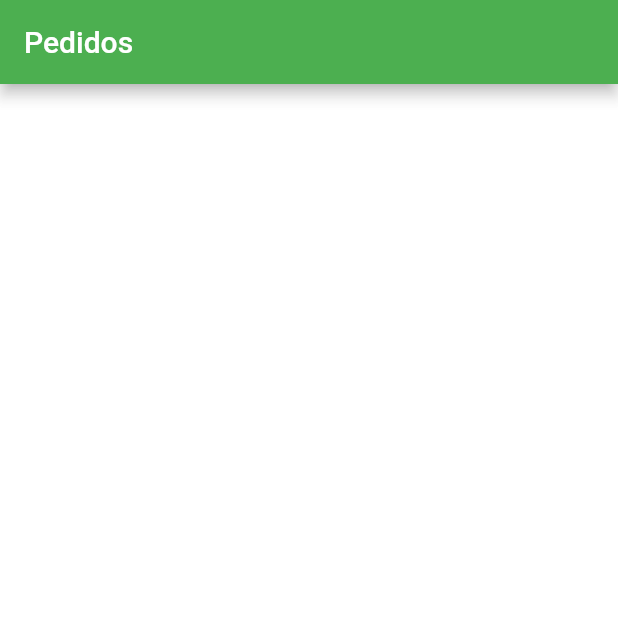
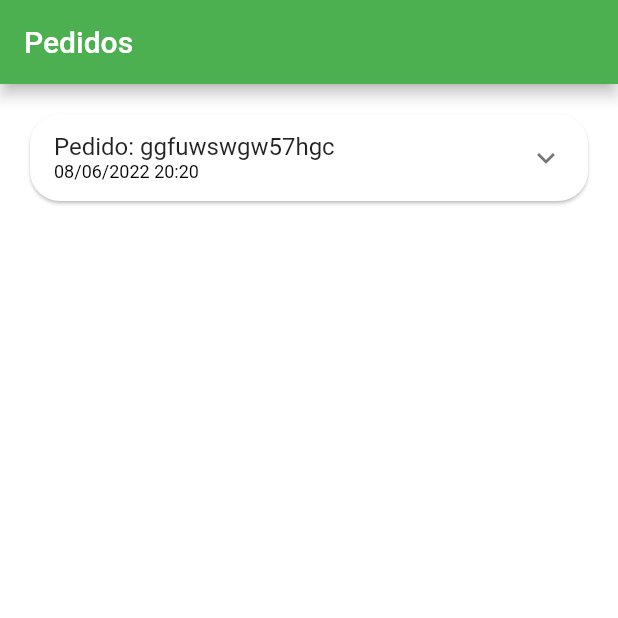
Before and after one commit to goncalveshigino/quitanda, a Flutter app: the OrderTab screen opened directly, on a phone screen of 412 x 824 dp, the top half of it. Run offline on Flutter 3.47's test engine with Material 2 defaults, Android fonts, the phone set to English and light mode, and no system bars; our stand-ins replace animated_text_kit, badges, mask_text_input_formatter.

Commit message:
FormatDateTime

```diff
--- a/lib/src/pages/order/components/order_tile.dart
+++ b/lib/src/pages/order/components/order_tile.dart
@@ -1,19 +1,46 @@
 
 import 'package:flutter/material.dart';
+import 'package:quitanda/src/services/utils_services.dart';
 
 import '../../../models/order_model.dart';
 
 
 class OrderTile extends StatelessWidget {
 
-  const OrderTile({Key? key, required this.order}) : super(key: key);
+  OrderTile({Key? key, required this.order}) : super(key: key);
 
   final OrderModel order;
+
+  final UtilsServices utilsServices = UtilsServices();
 
   @override
   Widget build(BuildContext context) {
     return Card(
-      child: ExpansionTile(title: const Text('Pedido )1')),
+      shape: RoundedRectangleBorder(
+        borderRadius: BorderRadius.circular(20)
+      ),
+      child: Theme(
+        data: Theme.of(context).copyWith(dividerColor: Colors.transparent ),
+        child: ExpansionTile(
+          title: Column(
+            mainAxisSize: MainAxisSize.min,
+            crossAxisAlignment: CrossAxisAlignment.start,
+            children: [
+              Text('Pedido: ${order.id}'),
+               Text(
+                utilsServices.formatDateTime(order.createdDateTime),
+                style: const TextStyle(
+                  fontSize: 12,
+                  color: Colors.black
+                ),
+              ),
+            ],
+          ),
+          children: [
+
+          ],
+          ),
+      ),
     );
   }
 }
--- a/lib/src/pages/order/order_tab.dart
+++ b/lib/src/pages/order/order_tab.dart
@@ -1,7 +1,8 @@
 import 'package:flutter/material.dart';
 import 'package:quitanda/src/config/app_data.dart' as appData;
+import 'package:quitanda/src/pages/order/components/order_tile.dart';
 
-import 'components/order_tile.dart';
+
 
 class OrderTab extends StatelessWidget {
   const OrderTab({Key? key}) : super(key: key);
@@ -15,8 +16,8 @@ class OrderTab extends StatelessWidget {
       body: ListView.separated(
         padding: const EdgeInsets.all(16),
         physics: const BouncingScrollPhysics(),
-        itemBuilder: (_, index) => const SizedBox(height: 10),
-        separatorBuilder: (_, index) => OrderTile(order: appData.orders[index]),
+        separatorBuilder: (_, index) => const SizedBox(height: 10),
+        itemBuilder: (_, index) => OrderTile(order: appData.orders[index]),
         itemCount: appData.orders.length,
       ),
     );
--- a/lib/src/services/utils_services.dart
+++ b/lib/src/services/utils_services.dart
@@ -1,4 +1,5 @@
 import 'package:intl/intl.dart';
+import 'package:intl/date_symbol_data_local.dart';
 
 class UtilsServices {
 
@@ -10,4 +11,12 @@ class UtilsServices {
     return numberFormat.format(price);
   }
 
+
+  String formatDateTime(DateTime dateTime){
+     initializeDateFormatting();
+
+     DateFormat dateFormat = DateFormat.yMd('pt_BR').add_Hm();
+     return dateFormat.format(dateTime);
+  }
+
 }
```
